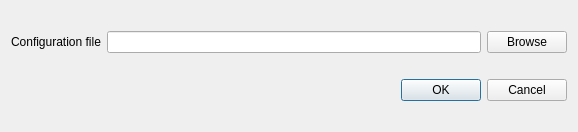
Qt form molonaviz/ui/dialogImportLab.ui (GVigne/Molonaviz) before a commit.
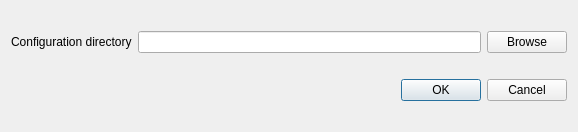
The same form after that commit.

Commit message: Dialog to import a lab

Diff of the .ui file:
```diff
--- a/molonaviz/ui/dialogImportLab.ui
+++ b/molonaviz/ui/dialogImportLab.ui
@@ -22,7 +22,7 @@
      <item>
       <widget class="QLabel" name="label">
        <property name="text">
-        <string>Configuration file</string>
+        <string>Configuration directory</string>
        </property>
       </widget>
      </item>
```
Left out of the diff: 4 changed lines with no effect on the pictures. The commit also changes 3 other files.
